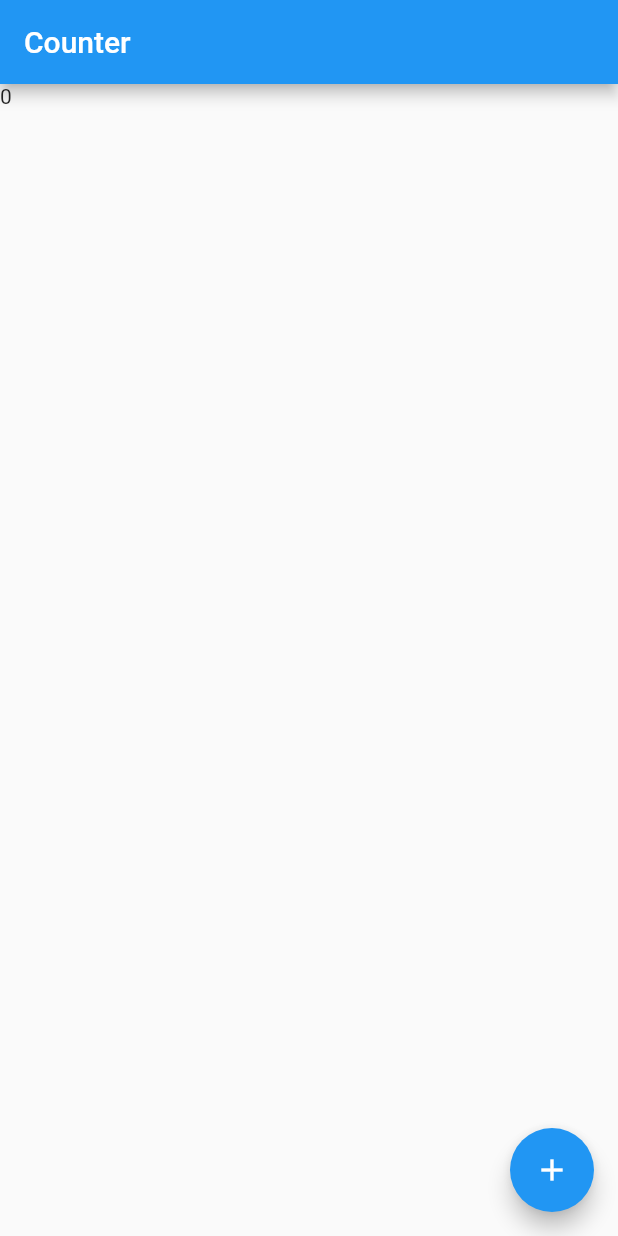
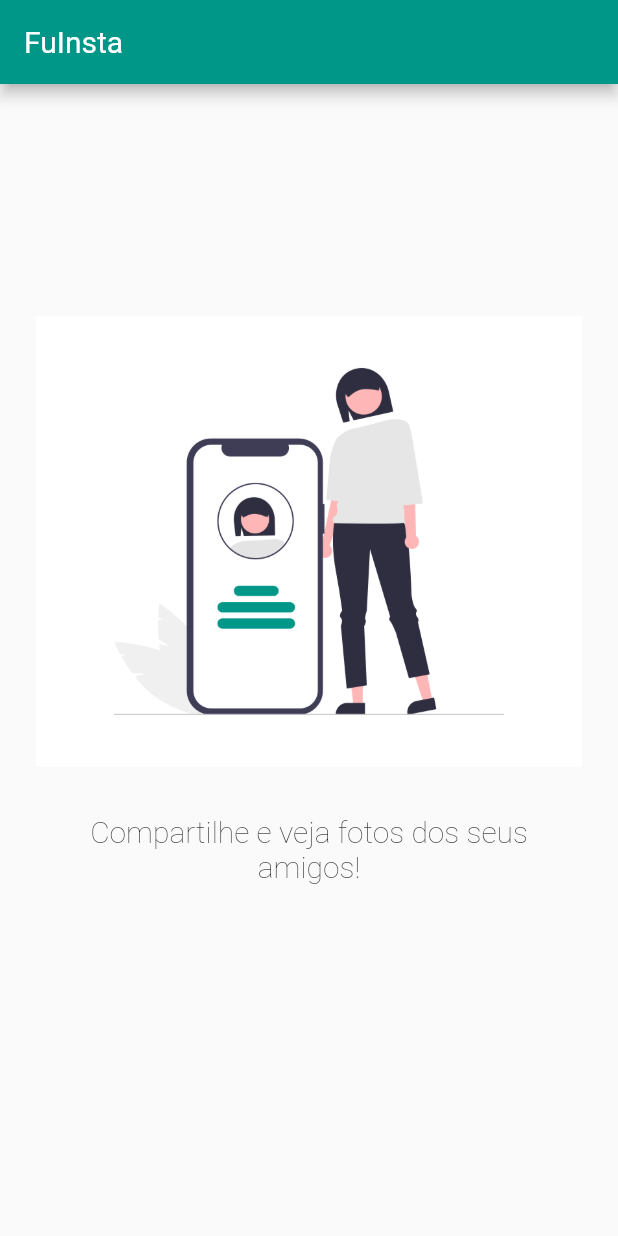
Before and after one commit to lucasrobaert/fuinsta, a Flutter app: the screen it shows after launch, on a phone screen of 412 x 824 dp. Run offline on Flutter 3.47's test engine with Material 2 defaults, Android fonts, the phone set to English and light mode, and no system bars; our stand-ins replace flutter_mobx, flutter_modular, mobx, shared_preferences; generated files the repository leaves out were written again.

Commit message:
Onboarding

```diff
--- a/lib/app/app_module.dart
+++ b/lib/app/app_module.dart
@@ -1,4 +1,7 @@
 import 'package:flutter_modular/flutter_modular.dart';
+import 'package:fuinsta/app/constants.dart';
+import 'package:fuinsta/app/modules/onboarding/onboarding_module.dart';
+import 'package:fuinsta/app/modules/register/register_module.dart';
 import 'package:shared_preferences/shared_preferences.dart';
 
 import 'modules/home/home_module.dart';
@@ -14,8 +17,20 @@ class AppModule extends Module {
   ];
 
   @override
-  final List<ModularRoute> routes = [
-    ModuleRoute(Modular.initialRoute, module: HomeModule()),
+   List<ModularRoute> get routes => [
+    ModuleRoute(Modular.initialRoute, module: _initialModule()),
+    ModuleRoute(Constants.Routes.ONBOARDING, module: OnboardingModule()),
+    ModuleRoute(Constants.Routes.REGISTER, module: RegisterModule())
   ];
 
+  Module _initialModule(){
+    final onboardingDone = _sharedPreferences.getBool(Constants.SPK_ONBOARDING_DONE) ?? false;
+
+    if(onboardingDone){
+      return RegisterModule();
+    }else{
+      return OnboardingModule();
+    }
+  }
+
 }
--- a/lib/app/app_widget.dart
+++ b/lib/app/app_widget.dart
@@ -1,12 +1,16 @@
 import 'package:flutter/material.dart';
 import 'package:flutter_modular/flutter_modular.dart';
+import 'package:fuinsta/app/light_theme.dart';
 
 class AppWidget extends StatelessWidget {
   @override
   Widget build(BuildContext context) {
     return MaterialApp(
       title: 'Flutter Slidy',
-      theme: ThemeData(primarySwatch: Colors.blue),
+      theme: lightTheme,
+      darkTheme: ThemeData.dark(),
+      themeMode: ThemeMode.system,
+      debugShowCheckedModeBanner: false,
     ).modular();
   }
 }
--- /dev/null
+++ b/lib/app/constants.dart
@@ -0,0 +1,15 @@
+abstract class Constants{
+
+  // SPK = Shared Preferences Key
+  static const SPK_ONBOARDING_DONE = 'OnboardingDone';
+
+  static final Routes = _Routes();
+
+}
+
+class _Routes{
+
+  final ONBOARDING = '/onboarding';
+  final REGISTER = '/register';
+
+}
--- /dev/null
+++ b/lib/app/light_theme.dart
@@ -0,0 +1,455 @@
+import 'package:flutter/material.dart';
+final ThemeData lightTheme = ThemeData(
+  primarySwatch: Colors.teal,
+  brightness: Brightness.light,
+  primaryColor: Color( 0xff009688 ),
+  primaryColorBrightness: Brightness.dark,
+  primaryColorLight: Color( 0xffb2dfdb ),
+  primaryColorDark: Color( 0xff00796b ),
+  accentColor: Color( 0xff009688 ),
+  accentColorBrightness: Brightness.dark,
+  canvasColor: Color( 0xfffafafa ),
+  scaffoldBackgroundColor: Color( 0xfffafafa ),
+  bottomAppBarColor: Color( 0xffffffff ),
+  cardColor: Color( 0xffffffff ),
+  dividerColor: Color( 0x1f000000 ),
+  highlightColor: Color( 0x66bcbcbc ),
+  splashColor: Color( 0x66c8c8c8 ),
+  selectedRowColor: Color( 0xfff5f5f5 ),
+  unselectedWidgetColor: Color( 0x8a000000 ),
+  disabledColor: Color( 0x61000000 ),
+  buttonColor: Color( 0xffe0e0e0 ),
+  toggleableActiveColor: Color( 0xff00897b ),
+  secondaryHeaderColor: Color( 0xffe0f2f1 ),
+  textSelectionTheme: TextSelectionThemeData(
+    cursorColor: Color( 0xff4285f4 ),
+    selectionColor: Color( 0xff80cbc4 ),
+    selectionHandleColor: Color( 0xff4db6ac ),
+  ),
+  backgroundColor: Color( 0xff80cbc4 ),
+  dialogBackgroundColor: Color( 0xffffffff ),
+  indicatorColor: Color( 0xff009688 ),
+  hintColor: Color( 0x8a000000 ),
+  errorColor: Color( 0xffd32f2f ),
+  buttonTheme: ButtonThemeData(
+    textTheme: ButtonTextTheme.normal,
+    minWidth: 88,
+    height: 36,
+    padding: EdgeInsets.only(top:0,bottom:0,left:16, right:16),
+    shape:     RoundedRectangleBorder(
+      side: BorderSide(color: Color( 0xff000000 ), width: 0, style: BorderStyle.none, ),
+      borderRadius: BorderRadius.all(Radius.circular(2.0)),
+    )
+    ,
+    alignedDropdown: false ,
+    buttonColor: Color( 0xffe0e0e0 ),
+    disabledColor: Color( 0x61000000 ),
+    highlightColor: Color( 0x29000000 ),
+    splashColor: Color( 0x1f000000 ),
+    focusColor: Color( 0x1f000000 ),
+    hoverColor: Color( 0x0a000000 ),
+    colorScheme: ColorScheme(
+      primary: Color( 0xff009688 ),
+      primaryVariant: Color( 0xff00796b ),
+      secondary: Color( 0xff009688 ),
+      secondaryVariant: Color( 0xff00796b ),
+      surface: Color( 0xffffffff ),
+      background: Color( 0xff80cbc4 ),
+      error: Color( 0xffd32f2f ),
+      onPrimary: Color( 0xffffffff ),
+      onSecondary: Color( 0xffffffff ),
+      onSurface: Color( 0xff000000 ),
+      onBackground: Color( 0xffffffff ),
+      onError: Color( 0xffffffff ),
+      brightness: Brightness.light,
+    ),
+  ),
+  textTheme: TextTheme(
+    headline1: TextStyle(
+      color: Color( 0x8a000000 ),
+      fontSize: null,
+      fontWeight: FontWeight.w400,
+      fontStyle: FontStyle.normal,
+    ),
+    headline2: TextStyle(
+      color: Color( 0x8a000000 ),
+      fontSize: null,
+      fontWeight: FontWeight.w400,
+      fontStyle: FontStyle.normal,
+    ),
+    headline3: TextStyle(
+      color: Color( 0x8a000000 ),
+      fontSize: null,
+      fontWeight: FontWeight.w400,
+      fontStyle: FontStyle.normal,
+    ),
+    headline4: TextStyle(
+      color: Color( 0x8a000000 ),
+      fontSize: null,
+      fontWeight: FontWeight.w400,
+      fontStyle: FontStyle.normal,
+    ),
+    headline5: TextStyle(
+      color: Color( 0xdd000000 ),
+      fontSize: null,
+      fontWeight: FontWeight.w400,
+      fontStyle: FontStyle.normal,
+    ),
+    headline6: TextStyle(
+      color: Color( 0xdd000000 ),
+      fontSize: null,
+      fontWeight: FontWeight.w400,
+      fontStyle: FontStyle.normal,
+    ),
+    subtitle1: TextStyle(
+      color: Color( 0xdd000000 ),
+      fontSize: null,
+      fontWeight: FontWeight.w400,
+      fontStyle: FontStyle.normal,
+    ),
+    bodyText1: TextStyle(
+      color: Color( 0xdd000000 ),
+      fontSize: null,
+      fontWeight: FontWeight.w400,
+      fontStyle: FontStyle.normal,
+    ),
+    bodyText2: TextStyle(
+      color: Color( 0xdd000000 ),
+      fontSize: null,
+      fontWeight: FontWeight.w400,
+      fontStyle: FontStyle.normal,
+    ),
+    caption: TextStyle(
+      color: Color( 0x8a000000 ),
+      fontSize: null,
+      fontWeight: FontWeight.w400,
+      fontStyle: FontStyle.normal,
+    ),
+    button: TextStyle(
+      color: Color( 0xdd000000 ),
+      fontSize: null,
+      fontWeight: FontWeight.w400,
+      fontStyle: FontStyle.normal,
+    ),
+    subtitle2: TextStyle(
+      color: Color( 0xff000000 ),
+      fontSize: null,
+      fontWeight: FontWeight.w400,
+      fontStyle: FontStyle.normal,
+    ),
+    overline: TextStyle(
+      color: Color( 0xff000000 ),
+      fontSize: null,
+      fontWeight: FontWeight.w400,
+      fontStyle: FontStyle.normal,
+    ),
+  ),
+  primaryTextTheme: TextTheme(
+    headline1: TextStyle(
+      color: Color( 0xb3ffffff ),
+      fontSize: null,
+      fontWeight: FontWeight.w400,
+      fontStyle: FontStyle.normal,
+    ),
+    headline2: TextStyle(
+      color: Color( 0xb3ffffff ),
+      fontSize: null,
+      fontWeight: FontWeight.w400,
+      fontStyle: FontStyle.normal,
+    ),
+    headline3: TextStyle(
+      color: Color( 0xb3ffffff ),
+      fontSize: null,
+      fontWeight: FontWeight.w400,
+      fontStyle: FontStyle.normal,
+    ),
+    headline4: TextStyle(
+      color: Color( 0xb3ffffff ),
+      fontSize: null,
+      fontWeight: FontWeight.w400,
+      fontStyle: FontStyle.normal,
+    ),
+    headline5: TextStyle(
+      color: Color( 0xffffffff ),
+      fontSize: null,
+      fontWeight: FontWeight.w400,
+      fontStyle: FontStyle.normal,
+    ),
+    headline6: TextStyle(
+      color: Color( 0xffffffff ),
+      fontSize: null,
+      fontWeight: FontWeight.w400,
+      fontStyle: FontStyle.normal,
+    ),
+    subtitle1: TextStyle(
+      color: Color( 0xffffffff ),
+      fontSize: null,
+      fontWeight: FontWeight.w400,
+      fontStyle: FontStyle.normal,
+    ),
+    bodyText1: TextStyle(
+      color: Color( 0xffffffff ),
+      fontSize: null,
+      fontWeight: FontWeight.w400,
+      fontStyle: FontStyle.normal,
+    ),
+    bodyText2: TextStyle(
+      color: Color( 0xffffffff ),
+      fontSize: null,
+      fontWeight: FontWeight.w400,
+      fontStyle: FontStyle.normal,
+    ),
+    caption: TextStyle(
+      color: Color( 0xb3ffffff ),
+      fontSize: null,
+      fontWeight: FontWeight.w400,
+      fontStyle: FontStyle.normal,
+    ),
+    button: TextStyle(
+      color: Color( 0xffffffff ),
+      fontSize: null,
+      fontWeight: FontWeight.w400,
+      fontStyle: FontStyle.normal,
+    ),
+    subtitle2: TextStyle(
+      color: Color( 0xffffffff ),
+      fontSize: null,
+      fontWeight: FontWeight.w400,
+      fontStyle: FontStyle.normal,
+    ),
+    overline: TextStyle(
+      color: Color( 0xffffffff ),
+      fontSize: null,
+      fontWeight: FontWeight.w400,
+      fontStyle: FontStyle.normal,
+    ),
+  ),
+  accentTextTheme: TextTheme(
+    headline1: TextStyle(
+      color: Color( 0xb3ffffff ),
+      fontSize: null,
+      fontWeight: FontWeight.w400,
+      fontStyle: FontStyle.normal,
+    ),
+    headline2: TextStyle(
+      color: Color( 0xb3ffffff ),
+      fontSize: null,
+      fontWeight: FontWeight.w400,
+      fontStyle: FontStyle.normal,
+    ),
+    headline3: TextStyle(
+      color: Color( 0xb3ffffff ),
+      fontSize: null,
+      fontWeight: FontWeight.w400,
+      fontStyle: FontStyle.normal,
+    ),
+    headline4: TextStyle(
+      color: Color( 0xb3ffffff ),
+      fontSize: null,
+      fontWeight: FontWeight.w400,
+      fontStyle: FontStyle.normal,
+    ),
+    headline5: TextStyle(
+      color: Color( 0xffffffff ),
+      fontSize: null,
+      fontWeight: FontWeight.w400,
+      fontStyle: FontStyle.normal,
+    ),
+    headline6: TextStyle(
+      color: Color( 0xffffffff ),
+      fontSize: null,
+      fontWeight: FontWeight.w400,
+      fontStyle: FontStyle.normal,
+    ),
+    subtitle1: TextStyle(
+      color: Color( 0xffffffff ),
+      fontSize: null,
+      fontWeight: FontWeight.w400,
+      fontStyle: FontStyle.normal,
+    ),
+    bodyText1: TextStyle(
+      color: Color( 0xffffffff ),
+      fontSize: null,
+      fontWeight: FontWeight.w400,
+      fontStyle: FontStyle.normal,
+    ),
+    bodyText2: TextStyle(
+      color: Color( 0xffffffff ),
+      fontSize: null,
+      fontWeight: FontWeight.w400,
+      fontStyle: FontStyle.normal,
+    ),
+    caption: TextStyle(
+      color: Color( 0xb3ffffff ),
+      fontSize: null,
+      fontWeight: FontWeight.w400,
+      fontStyle: FontStyle.normal,
+    ),
+    button: TextStyle(
+      color: Color( 0xffffffff ),
+      fontSize: null,
+      fontWeight: FontWeight.w400,
+      fontStyle: FontStyle.normal,
+    ),
+    subtitle2: TextStyle(
+      color: Color( 0xffffffff ),
+      fontSize: null,
+      fontWeight: FontWeight.w400,
+      fontStyle: FontStyle.normal,
+    ),
+    overline: TextStyle(
+      color: Color( 0xffffffff ),
+      fontSize: null,
+      fontWeight: FontWeight.w400,
+      fontStyle: FontStyle.normal,
+    ),
+  ),
+  inputDecorationTheme:   InputDecorationTheme(
+    labelStyle: TextStyle(
+      color: Color( 0xdd000000 ),
+      fontSize: null,
+      fontWeight: FontWeight.w400,
+      fontStyle: FontStyle.normal,
+    ),
+    helperStyle: TextStyle(
+      color: Color( 0xdd000000 ),
+      fontSize: null,
+      fontWeight: FontWeight.w400,
+      fontStyle: FontStyle.normal,
+    ),
+    hintStyle: TextStyle(
+      color: Color( 0xdd000000 ),
+      fontSize: null,
+      fontWeight: FontWeight.w400,
+      fontStyle: FontStyle.normal,
+    ),
+    errorStyle: TextStyle(
+      color: Color( 0xdd000000 ),
+      fontSize: null,
+      fontWeight: FontWeight.w400,
+      fontStyle: FontStyle.normal,
+    ),
+    errorMaxLines: null,
+    floatingLabelBehavior: FloatingLabelBehavior.always,
+    isDense: false,
+    contentPadding: EdgeInsets.only(top:12,bottom:12,left:0, right:0),
+    isCollapsed : false,
+    prefixStyle: TextStyle(
+      color: Color( 0xdd000000 ),
+      fontSize: null,
+      fontWeight: FontWeight.w400,
+      fontStyle: FontStyle.normal,
+    ),
+    suffixStyle: TextStyle(
+      color: Color( 0xdd000000 ),
+      fontSize: null,
+      fontWeight: FontWeight.w400,
+      fontStyle: FontStyle.normal,
+    ),
+    counterStyle: TextStyle(
+      color: Color( 0xdd000000 ),
+      fontSize: null,
+      fontWeight: FontWeight.w400,
+      fontStyle: FontStyle.normal,
+    ),
+    filled: false,
+    fillColor: Color( 0x00000000 ),
+    errorBorder: UnderlineInputBorder(
+      borderSide: BorderSide(color: Color( 0xff000000 ), width: 1, style: BorderStyle.solid, ),
+      borderRadius: BorderRadius.all(Radius.circular(4.0)),
+    ),
+    focusedBorder: UnderlineInputBorder(
+      borderSide: BorderSide(color: Color( 0xff000000 ), width: 1, style: BorderStyle.solid, ),
+      borderRadius: BorderRadius.all(Radius.circular(4.0)),
+    ),
+    focusedErrorBorder: UnderlineInputBorder(
+      borderSide: BorderSide(color: Color( 0xff000000 ), width: 1, style: BorderStyle.solid, ),
+      borderRadius: BorderRadius.all(Radius.circular(4.0)),
+    ),
+    disabledBorder: UnderlineInputBorder(
+      borderSide: BorderSide(color: Color( 0xff000000 ), width: 1, style: BorderStyle.solid, ),
+      borderRadius: BorderRadius.all(Radius.circular(4.0)),
+    ),
+    enabledBorder: UnderlineInputBorder(
+      borderSide: BorderSide(color: Color( 0xff000000 ), width: 1, style: BorderStyle.solid, ),
+      borderRadius: BorderRadius.all(Radius.circular(4.0)),
+    ),
+    border: UnderlineInputBorder(
+      borderSide: BorderSide(color: Color( 0xff000000 ), width: 1, style: BorderStyle.solid, ),
+      borderRadius: BorderRadius.all(Radius.circular(4.0)),
+    ),
+  ),
+  iconTheme: IconThemeData(
+    color: Color( 0xdd000000 ),
+    opacity: 1,
+    size: 24,
+  ),
+  primaryIconTheme: IconThemeData(
+    color: Color( 0xffffffff ),
+    opacity: 1,
+    size: 24,
+  ),
+  accentIconTheme: IconThemeData(
+    color: Color( 0xffffffff ),
+    opacity: 1,
+    size: 24,
+  ),
+  sliderTheme: SliderThemeData(
+    activeTrackColor: null,
+    inactiveTrackColor: null,
+    disabledActiveTrackColor: null,
+    disabledInactiveTrackColor: null,
+    activeTickMarkColor: null,
+    inactiveTickMarkColor: null,
+    disabledActiveTickMarkColor: null,
+    disabledInactiveTickMarkColor: null,
+    thumbColor: null,
+    disabledThumbColor: null,
+    thumbShape: null,
+    overlayColor: null,
+    valueIndicatorColor: null,
+    valueIndicatorShape: null,
+    showValueIndicator: null,
+    valueIndicatorTextStyle: TextStyle(
+      color: Color( 0xffffffff ),
+      fontSize: null,
+      fontWeight: FontWeight.w400,
+      fontStyle: FontStyle.normal,
+    ),
+  ),
+  tabBarTheme: TabBarTheme(
+    indicatorSize: TabBarIndicatorSize.tab,
+    labelColor: Color( 0xffffffff ),
+    unselectedLabelColor: Color( 0xb2ffffff ),
+  ),
+  chipTheme: ChipThemeData(
+    backgroundColor: Color( 0x1f000000 ),
+    brightness: Brightness.light,
+    deleteIconColor: Color( 0xde000000 ),
+    disabledColor: Color( 0x0c000000 ),
+    labelPadding: EdgeInsets.only(top:0,bottom:0,left:8, right:8),
+    labelStyle: TextStyle(
+      color: Color( 0xde000000 ),
+      fontSize: null,
+      fontWeight: FontWeight.w400,
+      fontStyle: FontStyle.normal,
+    ),
+    padding: EdgeInsets.only(top:4,bottom:4,left:4, right:4),
+    secondaryLabelStyle: TextStyle(
+      color: Color( 0x3d000000 ),
+      fontSize: null,
+      fontWeight: FontWeight.w400,
+      fontStyle: FontStyle.normal,
+    ),
+    secondarySelectedColor: Color( 0x3d009688 ),
+    selectedColor: Color( 0x3d000000 ),
+    shape: StadiumBorder( side: BorderSide(color: Color( 0xff000000 ), width: 0, style: BorderStyle.none, ) ),
+  ),
+  dialogTheme: DialogTheme(
+      shape:     RoundedRectangleBorder(
+        side: BorderSide(color: Color( 0xff000000 ), width: 0, style: BorderStyle.none, ),
+        borderRadius: BorderRadius.all(Radius.circular(0.0)),
+      )
+
+  ),
+);
--- a/lib/app/modules/onboarding/onboarding_module.dart
+++ b/lib/app/modules/onboarding/onboarding_module.dart
@@ -1,10 +1,13 @@
 import 'package:flutter_modular/flutter_modular.dart';
+import 'package:fuinsta/app/modules/onboarding/onboarding_page.dart';
 
 class OnboardingModule extends Module {
   @override
   final List<Bind> binds = [];
 
   @override
-  final List<ModularRoute> routes = [];
+  final List<ModularRoute> routes = [
+    ChildRoute(Modular.initialRoute, child: (context, args) => OnboardingPage())
+  ];
 
 }
--- /dev/null
+++ b/lib/app/modules/onboarding/onboarding_page.dart
@@ -0,0 +1,94 @@
+import 'package:flutter/material.dart';
+import 'package:flutter_modular/flutter_modular.dart';
+import 'package:fuinsta/app/constants.dart';
+
+class OnboardingPage extends StatefulWidget {
+  final String title;
+  const OnboardingPage({Key? key, this.title = 'FuInsta'}) : super(key: key);
+  @override
+  OnboardingPageState createState() => OnboardingPageState();
+}
+
+class OnboardingPageState extends State<OnboardingPage> {
+  late PageController _pageController;
+
+  @override
+  void initState() {
+    super.initState();
+    _pageController = PageController(initialPage: 0);
+  }
+
+  @override
+  Widget build(BuildContext context) {
+    return Scaffold(
+      appBar: AppBar(
+        title: Text(widget.title),
+      ),
+      body: PageView(
+        controller: _pageController,
+        children: [
+          _OnboardingItem(
+              image: AssetImage('assets/onboarding1.png'),
+              text: 'Compartilhe e veja fotos dos seus amigos!'),
+          _OnboardingItem(
+              image: AssetImage('assets/onboarding2.png'),
+              text: 'Compartilhe e veja fotos dos seus amigos!'),
+          _OnboardingItem(
+            image: AssetImage('assets/onboarding3.png'),
+            text: 'Compartilhe e veja fotos dos seus amigos!',
+            child: Column(
+              children: [
+                SizedBox(height: 30,),
+                ElevatedButton(onPressed: () {
+                  Modular.to.pushReplacementNamed(Constants.Routes.REGISTER);
+                }, child: Text('Cadastre-se')),
+                TextButton(onPressed: () {}, child: Text('Já tem cadastro?'))
+              ],
+            ),
+          ),
+        ],
+      ),
+    );
+  }
+}
+
+class _OnboardingItem extends StatelessWidget {
+  final ImageProvider image;
+  final String text;
+  final Widget? child;
+  _OnboardingItem({required this.image, required this.text, this.child});
+
+  @override
+  Widget build(BuildContext context) {
+    return Container(
+      padding: EdgeInsets.only(
+          left: 24,
+          right: 24,
+          top: 16,
+          bottom: MediaQuery.of(context).padding.bottom + 96),
+      child: Column(
+        mainAxisSize: MainAxisSize.max,
+        mainAxisAlignment: MainAxisAlignment.center,
+        children: [
+          Flexible(
+              child: Image(
+            image: image,
+            fit: BoxFit.fitWidth,
+          )),
+          SizedBox(
+            height: 32,
+          ),
+          Text(
+            text,
+            style: TextStyle(fontSize: 20, fontWeight: FontWeight.w200),
+            textAlign: TextAlign.center,
+          ),
+          child ??
+              SizedBox.fromSize(
+                size: Size.zero,
+              )
+        ],
+      ),
+    );
+  }
+}
--- /dev/null
+++ b/lib/app/modules/register/register_module.dart
@@ -0,0 +1,13 @@
+import 'package:flutter_modular/flutter_modular.dart';
+import 'package:fuinsta/app/modules/register/register_page.dart';
+
+class RegisterModule extends Module {
+  @override
+  final List<Bind> binds = [];
+
+  @override
+  final List<ModularRoute> routes = [
+    ChildRoute(Modular.initialRoute, child: (context, args) => RegisterPage())
+  ];
+
+}
--- /dev/null
+++ b/lib/app/modules/register/register_page.dart
@@ -0,0 +1,21 @@
+import 'package:flutter/material.dart';
+
+class RegisterPage extends StatefulWidget {
+  final String title;
+  const RegisterPage({Key? key, this.title = 'RegisterPage'}) : super(key: key);
+  @override
+  RegisterPageState createState() => RegisterPageState();
+}
+class RegisterPageState extends State<RegisterPage> {
+  @override
+  Widget build(BuildContext context) {
+    return Scaffold(
+      appBar: AppBar(
+        title: Text(widget.title),
+      ),
+      body: Column(
+        children: <Widget>[],
+      ),
+    );
+  }
+}
--- a/pubspec.yaml
+++ b/pubspec.yaml
@@ -50,6 +50,8 @@ flutter:
   # the material Icons class.
   uses-material-design: true
 
+  assets:
+    - assets/
   # To add assets to your application, add an assets section, like this:
   # assets:
   #   - images/a_dot_burr.jpeg
```
Also changed, not shown: assets/onboarding1.png (added), assets/onboarding2.png (added), assets/onboarding3.png (added), 6 other files.
